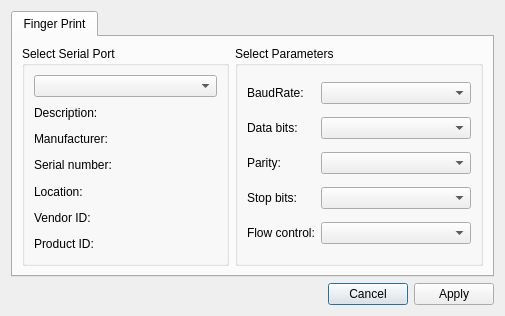
This is settingsdialog.ui in zenaki/Lilly-Project as Qt 5 draws it before an edit. The edited form follows.
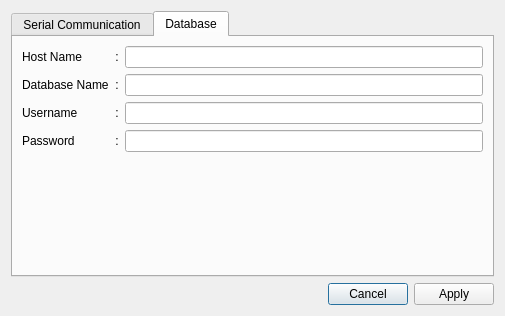
This is the edited form.

Commit message: Koneksi Database

What changed in the file:
```diff
--- a/settingsdialog.ui
+++ b/settingsdialog.ui
@@ -19,11 +19,11 @@
      <item>
       <widget class="QTabWidget" name="tabWidget">
        <property name="currentIndex">
-        <number>0</number>
+        <number>1</number>
        </property>
        <widget class="QWidget" name="finger_print">
         <attribute name="title">
-         <string>Finger Print</string>
+         <string>Serial Communication</string>
         </attribute>
         <layout class="QGridLayout" name="gridLayout_6">
          <item row="0" column="0">
@@ -199,6 +199,154 @@
          </item>
         </layout>
        </widget>
+       <widget class="QWidget" name="tab_database">
+        <attribute name="title">
+         <string>Database</string>
+        </attribute>
+        <layout class="QGridLayout" name="gridLayout_5">
+         <item row="0" column="0">
+          <layout class="QHBoxLayout" name="horizontalLayout_2">
+           <item>
+            <layout class="QGridLayout" name="gridLayout_4">
+             <item row="0" column="0">
+              <widget class="QLabel" name="label">
+               <property name="text">
+                <string>Host Name</string>
+               </property>
+               <property name="alignment">
+                <set>Qt::AlignLeading|Qt::AlignLeft|Qt::AlignVCenter</set>
+               </property>
+              </widget>
+             </item>
+             <item row="0" column="1">
+              <widget class="QLabel" name="label_2">
+               <property name="text">
+                <string>:</string>
+               </property>
+               <property name="alignment">
+                <set>Qt::AlignCenter</set>
+               </property>
+              </widget>
+             </item>
+             <item row="0" column="2">
+              <widget class="QLineEdit" name="le_db_host">
+               <property name="minimumSize">
+                <size>
+                 <width>0</width>
+                 <height>0</height>
+                </size>
+               </property>
+              </widget>
+             </item>
+             <item row="1" column="0">
+              <widget class="QLabel" name="label_4">
+               <property name="text">
+                <string>Database Name</string>
+               </property>
+               <property name="alignment">
+                <set>Qt::AlignLeading|Qt::AlignLeft|Qt::AlignVCenter</set>
+               </property>
+              </widget>
+             </item>
+             <item row="1" column="1">
+              <widget class="QLabel" name="label_3">
+               <property name="text">
+                <string>:</string>
+               </property>
+               <property name="alignment">
+                <set>Qt::AlignCenter</set>
+               </property>
+              </widget>
+             </item>
+             <item row="1" column="2">
+              <widget class="QLineEdit" name="le_db_name">
+               <property name="minimumSize">
+                <size>
+                 <width>0</width>
+                 <height>0</height>
+                </size>
+               </property>
+              </widget>
+             </item>
+             <item row="2" column="0">
+              <widget class="QLabel" name="label_6">
+               <property name="text">
+                <string>Username</string>
+               </property>
+               <property name="alignment">
+                <set>Qt::AlignLeading|Qt::AlignLeft|Qt::AlignVCenter</set>
+               </property>
+              </widget>
+             </item>
+             <item row="2" column="1">
+              <widget class="QLabel" name="label_5">
+               <property name="text">
+                <string>:</string>
+               </property>
+               <property name="alignment">
+                <set>Qt::AlignCenter</set>
+               </property>
+              </widget>
+             </item>
+             <item row="2" column="2">
+              <widget class="QLineEdit" name="le_db_username">
+               <property name="minimumSize">
+                <size>
+                 <width>0</width>
+                 <height>0</height>
+                </size>
+               </property>
+              </widget>
+             </item>
+             <item row="3" column="0">
+              <widget class="QLabel" name="label_8">
+               <property name="text">
+                <string>Password</string>
+               </property>
+               <property name="alignment">
+                <set>Qt::AlignLeading|Qt::AlignLeft|Qt::AlignVCenter</set>
+               </property>
+              </widget>
+             </item>
+             <item row="3" column="1">
+              <widget class="QLabel" name="label_7">
+               <property name="text">
+                <string>:</string>
+               </property>
+               <property name="alignment">
+                <set>Qt::AlignCenter</set>
+               </property>
+              </widget>
+             </item>
+             <item row="3" column="2">
+              <widget class="QLineEdit" name="le_db_password">
+               <property name="minimumSize">
+                <size>
+                 <width>0</width>
+                 <height>0</height>
+                </size>
+               </property>
+              </widget>
+             </item>
+            </layout>
+           </item>
+          </layout>
+         </item>
+         <item row="1" column="0">
+          <spacer name="verticalSpacer">
+           <property name="orientation">
+            <enum>Qt::Vertical</enum>
+           </property>
+           <property name="sizeHint" stdset="0">
+            <size>
+             <width>20</width>
+             <height>83</height>
+            </size>
+           </property>
+          </spacer>
+         </item>
+        </layout>
+       </widget>
       </widget>
      </item>
      <item>
```
Left out of the diff: 2 changed lines with no effect on the pictures. The commit also changes 10 other files.
